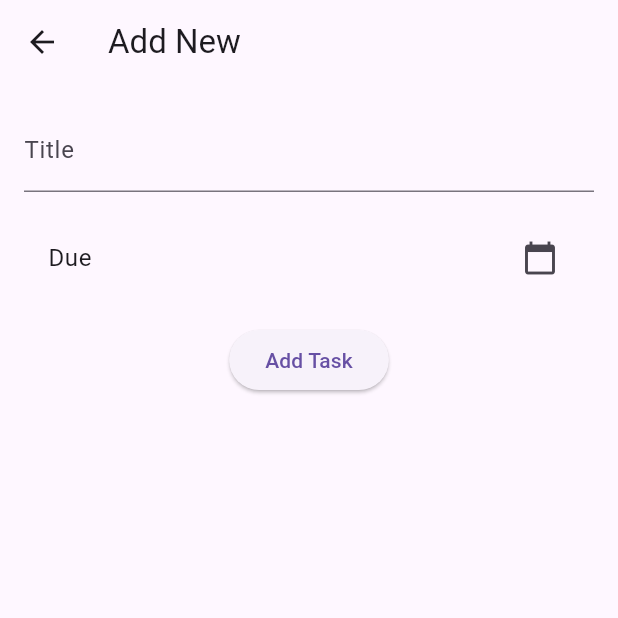
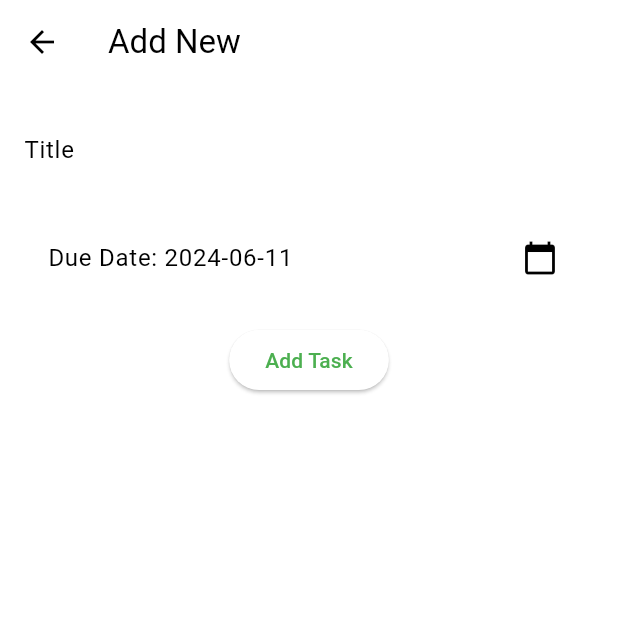
Before and after one commit to david-neau/first_todo_app, a Flutter app: the screen it shows after launch, tab 2 chosen, after a tap on the "add" icon, on a phone screen of 412 x 824 dp, the top half of it. Run offline on Flutter 3.47's test engine with Material 3 defaults, Android fonts, the phone set to English and light mode, and no system bars.

Commit message:
Refactor and split some stuff

```diff
--- a/lib/main.dart
+++ b/lib/main.dart
@@ -1,7 +1,7 @@
 import 'package:flutter/material.dart';
-import 'add_task_page.dart';
-import 'task.dart';
-import 'package:intl/intl.dart';
+import 'package:provider/provider.dart';
+import 'screens/home_page.dart';
+import 'providers/task_provider.dart';
 
 void main() {
   runApp(const MyApp());
@@ -12,137 +12,16 @@
 
   @override
   Widget build(BuildContext context) {
-    return MaterialApp(
-      title: 'Flutter TabBar Example',
-      theme: ThemeData(
-        primarySwatch: Colors.blue,
-      ),
-      home: const TabbarExample(),
-    );
-  }
-}
-
-class TabbarExample extends StatefulWidget {
-  const TabbarExample({super.key});
-
-  @override
-  State<TabbarExample> createState() => _TabbarExampleState();
-}
-
-class _TabbarExampleState extends State<TabbarExample> {
-  final List<Task> tasks = [
-    Task(title: 'Task 1', dueDate: DateTime.now().add(const Duration(days: 1))),
-    Task(title: 'Task 2', dueDate: DateTime.now().add(const Duration(days: 2))),
-  ];
-
-  void addTask(Task task) {
-    setState(() {
-      tasks.add(task);
-    });
-  }
-
-  void toggleTaskCompletion(Task task) {
-    setState(() {
-      task.isCompleted = !task.isCompleted;
-      if (task.isCompleted) {
-        // Move task to archived list
-        tasks.remove(task);
-        tasks.add(task);
-      }
-    });
-  }
-
-  void editTask(Task oldTask, Task newTask) {
-    setState(() {
-      final index = tasks.indexWhere((task) => task == oldTask);
-      if (index != -1) {
-        tasks[index] = newTask;
-      }
-    });
-  }
-
-  void removeTask(Task task) {
-    setState(() {
-      tasks.remove(task);
-    });
-  }
-
-  @override
-  Widget build(BuildContext context) {
-    return DefaultTabController(
-      length: 2,
-      child: Scaffold(
-        appBar: AppBar(
-          title: const Text("To Do"),
-          bottom: const TabBar(
-            tabs: [
-              Tab(
-                icon: Icon(Icons.home),
-                text: "Active",
-              ),
-              Tab(
-                icon: Icon(Icons.archive),
-                text: "Archived",
-              ),
-            ],
-          ),
+    return ChangeNotifierProvider(
+      create: (_) => TaskProvider(),
+      child: MaterialApp(
+        debugShowCheckedModeBanner: false,
+        title: 'Flutter Task Manager',
+        theme: ThemeData(
+          colorScheme: ColorScheme.fromSwatch(primarySwatch: Colors.green),
         ),
-        body: TabBarView(
-          children: [
-            ListView.builder(
-              itemCount: tasks.where((task) => !task.isCompleted).length,
-              itemBuilder: (context, index) {
-                final activeTasks =
-                    tasks.where((task) => !task.isCompleted).toList();
-                final task = activeTasks[index];
-                return ListTile(
-                  leading: Checkbox(
-                    value: task.isCompleted,
-                    onChanged: (newValue) => toggleTaskCompletion(task),
-                  ),
-                  title: Text(task.title),
-                  subtitle:
-                      Text('Due: ${DateFormat.yMMMd().format(task.dueDate)}'),
-                  trailing: IconButton(
-                    icon: Icon(Icons.delete),
-                    onPressed: () => removeTask(task),
-                  ),
-                );
-              },
-            ),
-            ListView.builder(
-              itemCount: tasks.where((task) => task.isCompleted).length,
-              itemBuilder: (context, index) {
-                final archivedTasks =
-                    tasks.where((task) => task.isCompleted).toList();
-                final task = archivedTasks[index];
-                return ListTile(
-                  leading: Checkbox(
-                    value: task.isCompleted,
-                    onChanged: (newValue) => toggleTaskCompletion(task),
-                  ),
-                  title: Text(task.title),
-                  subtitle:
-                      Text('Due: ${DateFormat.yMMMd().format(task.dueDate)}'),
-                  trailing: IconButton(
-                    icon: Icon(Icons.delete),
-                    onPressed: () => removeTask(task),
-                  ),
-                );
-              },
-            ),
-          ],
-        ),
-        floatingActionButton: FloatingActionButton(
-          onPressed: () {
-            Navigator.push(
-              context,
-              MaterialPageRoute(
-                  builder: (context) => AddTaskPage(onAdd: addTask)),
-            );
-          },
-          child: const Icon(Icons.add),
-        ),
+        darkTheme: ThemeData.dark(),
+        home: const HomePage(),
       ),
     );
   }
--- /dev/null
+++ b/lib/providers/task_provider.dart
@@ -0,0 +1,36 @@
+import 'package:flutter/material.dart';
+import '../models/task.dart';
+
+class TaskProvider extends ChangeNotifier {
+  final List<Task> _tasks = [
+    Task(
+        title: "Buy groceries", dueDate: DateTime.now().add(Duration(days: 1))),
+    Task(title: "Walk the dog", dueDate: DateTime.now().add(Duration(days: 2))),
+    Task(title: "Pay bills", dueDate: DateTime.now().add(Duration(days: 3))),
+  ];
+
+  List<Task> get tasks => _tasks;
+
+  void addTask(Task task) {
+    _tasks.add(task);
+    notifyListeners();
+  }
+
+  void toggleTaskCompletion(Task task) {
+    task.isCompleted = !task.isCompleted;
+    notifyListeners();
+  }
+
+  void editTask(Task oldTask, Task newTask) {
+    final index = _tasks.indexOf(oldTask);
+    if (index != -1) {
+      _tasks[index] = newTask;
+      notifyListeners();
+    }
+  }
+
+  void removeTask(Task task) {
+    _tasks.remove(task);
+    notifyListeners();
+  }
+}
--- a/lib/add_task_page.dart
+++ b/lib/screens/add_task_page.dart
@@ -1,10 +1,10 @@
 import 'package:flutter/material.dart';
-import 'task.dart';
+import 'package:provider/provider.dart';
+import '../models/task.dart';
+import '../providers/task_provider.dart';
 
 class AddTaskPage extends StatefulWidget {
-  final Function(Task) onAdd;
-
-  const AddTaskPage({Key? key, required this.onAdd}) : super(key: key);
+  const AddTaskPage({Key? key}) : super(key: key);
 
   @override
   _AddTaskPageState createState() => _AddTaskPageState();
@@ -29,7 +29,7 @@
             children: [
               TextFormField(
                 controller: _titleController,
-                decoration: InputDecoration(labelText: 'Title'),
+                decoration: const InputDecoration(labelText: 'Title'),
                 validator: (value) {
                   if (value == null || value.isEmpty) {
                     return 'Please enter a title';
@@ -37,13 +37,14 @@
                   return null;
                 },
               ),
-              SizedBox(height: 16),
+              const SizedBox(height: 16),
               ListTile(
-                title: Text('Due Date: ${_dueDate.toLocal()}'.split(' ')[0]),
-                trailing: Icon(Icons.calendar_today),
+                title:
+                    Text('Due Date: ${_dueDate.toLocal().toShortDateString()}'),
+                trailing: const Icon(Icons.calendar_today),
                 onTap: _selectDueDate,
               ),
-              SizedBox(height: 16),
+              const SizedBox(height: 16),
               ElevatedButton(
                 onPressed: () {
                   if (_formKey.currentState!.validate()) {
@@ -51,11 +52,12 @@
                       title: _titleController.text,
                       dueDate: _dueDate,
                     );
-                    widget.onAdd(newTask);
-                    Navigator.pop(context); // Go back to previous screen
+                    Provider.of<TaskProvider>(context, listen: false)
+                        .addTask(newTask);
+                    Navigator.pop(context);
                   }
                 },
-                child: Text('Add Task'),
+                child: const Text('Add Task'),
               ),
             ],
           ),
@@ -78,3 +80,9 @@
     }
   }
 }
+
+extension DateHelpers on DateTime {
+  String toShortDateString() {
+    return '${this.year}-${this.month.toString().padLeft(2, '0')}-${this.day.toString().padLeft(2, '0')}';
+  }
+}
--- /dev/null
+++ b/lib/screens/home_page.dart
@@ -0,0 +1,43 @@
+import 'package:flutter/material.dart';
+import '../widgets/active_tasks.dart';
+import '../widgets/archived_tasks.dart';
+import 'add_task_page.dart';
+
+class HomePage extends StatelessWidget {
+  const HomePage({Key? key}) : super(key: key);
+
+  @override
+  Widget build(BuildContext context) {
+    return DefaultTabController(
+      length: 2,
+      child: Scaffold(
+        appBar: AppBar(
+          title: const Text("To Do"),
+          bottom: const TabBar(
+            tabs: [
+              Tab(icon: Icon(Icons.home), text: "Active"),
+              Tab(icon: Icon(Icons.archive), text: "Archived"),
+            ],
+          ),
+        ),
+        body: const TabBarView(
+          children: [
+            ActiveTasks(),
+            ArchivedTasks(),
+          ],
+        ),
+        floatingActionButton: FloatingActionButton(
+          onPressed: () {
+            Navigator.push(
+              context,
+              MaterialPageRoute(
+                builder: (context) => AddTaskPage(),
+              ),
+            );
+          },
+          child: const Icon(Icons.add),
+        ),
+      ),
+    );
+  }
+}
--- /dev/null
+++ b/lib/widgets/active_tasks.dart
@@ -0,0 +1,23 @@
+import 'package:flutter/material.dart';
+import 'package:provider/provider.dart';
+import '../providers/task_provider.dart';
+import '../widgets/task_list.dart';
+
+class ActiveTasks extends StatelessWidget {
+  const ActiveTasks({Key? key}) : super(key: key);
+
+  @override
+  Widget build(BuildContext context) {
+    return Consumer<TaskProvider>(
+      builder: (context, taskProvider, child) {
+        final activeTasks =
+            taskProvider.tasks.where((task) => !task.isCompleted).toList();
+        return TaskList(
+          tasks: activeTasks,
+          onToggle: taskProvider.toggleTaskCompletion,
+          onDelete: taskProvider.removeTask,
+        );
+      },
+    );
+  }
+}
--- /dev/null
+++ b/lib/widgets/archived_tasks.dart
@@ -0,0 +1,23 @@
+import 'package:flutter/material.dart';
+import 'package:provider/provider.dart';
+import '../providers/task_provider.dart';
+import '../widgets/task_list.dart';
+
+class ArchivedTasks extends StatelessWidget {
+  const ArchivedTasks({Key? key}) : super(key: key);
+
+  @override
+  Widget build(BuildContext context) {
+    return Consumer<TaskProvider>(
+      builder: (context, taskProvider, child) {
+        final archivedTasks =
+            taskProvider.tasks.where((task) => task.isCompleted).toList();
+        return TaskList(
+          tasks: archivedTasks,
+          onToggle: taskProvider.toggleTaskCompletion,
+          onDelete: taskProvider.removeTask,
+        );
+      },
+    );
+  }
+}
--- a/pubspec.yaml
+++ b/pubspec.yaml
@@ -1,5 +1,5 @@
-name: david_todo
-description: "A new Flutter project."
+name: first_todo_app
+description: "My first completed flutter project"
 publish_to: 'none'
 version: 0.1.0
 
@@ -10,6 +10,7 @@
   flutter:
     sdk: flutter
   intl: ^0.19.0
+  provider: ^6.1.2
 
 dev_dependencies:
   flutter_test:
```
Also changed, not shown: lib/widgets/task_list.dart (renamed from lib/task_list.dart, +14 -6 lines), lib/models/task.dart (renamed from lib/task.dart), pubspec.lock.
